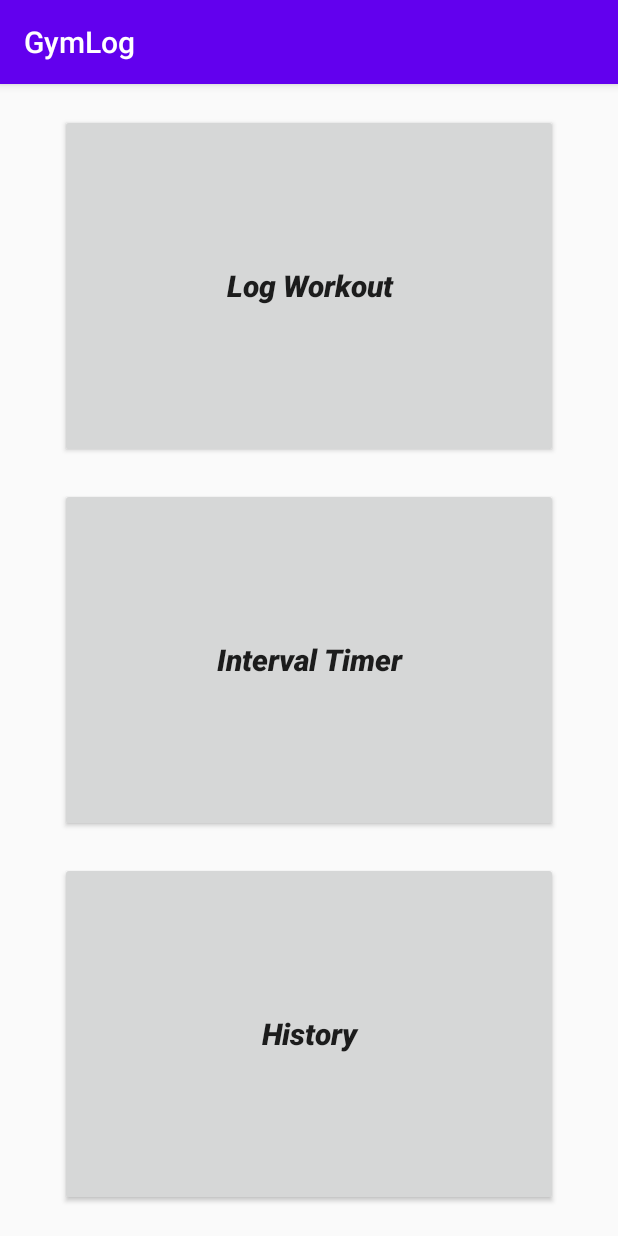
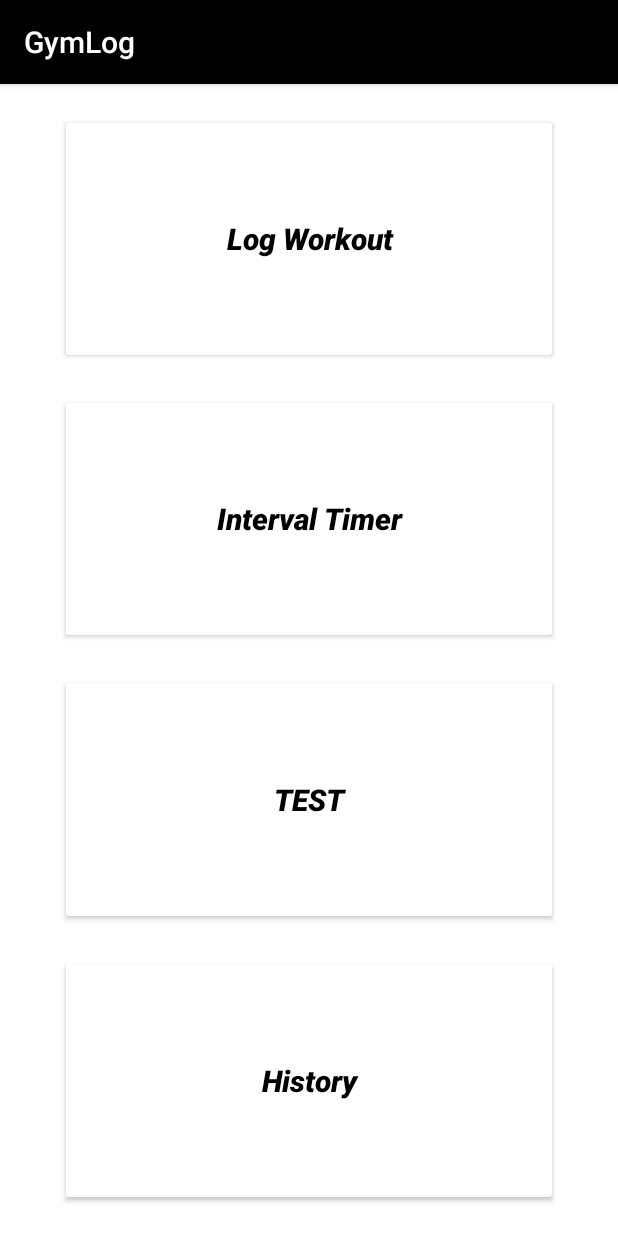
Before and after one commit to deepp2905/WorkoutTrackerApp, an Android app: the screen it shows after launch (MainActivity), on a phone screen of 412 x 824 dp. Run offline under Robolectric (Android 15) with nearby library versions, the phone set to English and light mode, and no system bars.

Commit message:
Added ButtonStyle & Test Button added

```diff
--- a/app/src/main/res/layout/activity_main.xml
+++ b/app/src/main/res/layout/activity_main.xml
@@ -10,53 +10,30 @@
         android:layout_width="match_parent"
         android:layout_height="match_parent"
         android:orientation="vertical"
+        android:background="@color/colorAccent"
         tools:layout_editor_absoluteX="1dp"
         tools:layout_editor_absoluteY="1dp"
         android:clipToPadding="false">
 
         <Button
             android:id="@+id/button1"
-            android:layout_width="match_parent"
-            android:layout_height="wrap_content"
-            android:layout_marginLeft="40dp"
-            android:layout_marginTop="20dp"
-            android:layout_marginRight="40dp"
-            android:layout_marginBottom="0dp"
-            android:layout_weight="1"
-            android:fontFamily="sans-serif-black"
-            android:text="Log Workout"
-            android:textAllCaps="false"
-            android:textSize="20sp"
-            android:textStyle="italic" />
+            style="@style/ButtonStyle"
+            android:text="Log Workout" />
 
         <Button
             android:id="@+id/button2"
-            android:layout_width="match_parent"
-            android:layout_height="wrap_content"
-            android:layout_marginLeft="40dp"
-            android:layout_marginTop="20dp"
-            android:layout_marginRight="40dp"
-            android:layout_marginBottom="0dp"
-            android:layout_weight="1"
-            android:fontFamily="sans-serif-black"
-            android:text="Interval Timer"
-            android:textAllCaps="false"
-            android:textSize="20sp"
-            android:textStyle="italic" />
+            style="@style/ButtonStyle"
+            android:text="Interval Timer">
+        </Button>
 
         <Button
+            style="@style/ButtonStyle"
+            android:text="TEST">
+        </Button>
+        <Button
             android:id="@+id/button3"
-            android:layout_width="match_parent"
-            android:layout_height="wrap_content"
-            android:layout_marginLeft="40dp"
-            android:layout_marginTop="20dp"
-            android:layout_marginRight="40dp"
+            style="@style/ButtonStyle"
             android:layout_marginBottom="20dp"
-            android:layout_weight="1"
-            android:fontFamily="sans-serif-black"
-            android:text="History"
-            android:textAllCaps="false"
-            android:textSize="20sp"
-            android:textStyle="italic" />
+            android:text="History" />
     </LinearLayout>
 </androidx.constraintlayout.widget.ConstraintLayout>
--- a/app/src/main/res/layout/activity_workout_log.xml
+++ b/app/src/main/res/layout/activity_workout_log.xml
@@ -16,7 +16,7 @@
         app:layout_constraintEnd_toEndOf="parent"
         app:layout_constraintStart_toStartOf="parent"
         app:layout_constraintTop_toTopOf="parent">
-
     </androidx.recyclerview.widget.RecyclerView>
 
+
 </androidx.constraintlayout.widget.ConstraintLayout>
--- a/app/src/main/res/values/colors.xml
+++ b/app/src/main/res/values/colors.xml
@@ -1,6 +1,6 @@
 <?xml version="1.0" encoding="utf-8"?>
 <resources>
-    <color name="colorPrimary">#6200EE</color>
-    <color name="colorPrimaryDark">#3700B3</color>
-    <color name="colorAccent">#03DAC5</color>
+    <color name="colorPrimary">#3A3A3A</color>
+    <color name="colorPrimaryDark">#000000</color>
+    <color name="colorAccent">#FFFFFF</color>
 </resources>
--- a/app/src/main/res/values/styles.xml
+++ b/app/src/main/res/values/styles.xml
@@ -3,9 +3,25 @@
     <!-- Base application theme. -->
     <style name="AppTheme" parent="Theme.AppCompat.Light.DarkActionBar">
         <!-- Customize your theme here. -->
-        <item name="colorPrimary">@color/colorPrimary</item>
-        <item name="colorPrimaryDark">@color/colorPrimaryDark</item>
-        <item name="colorAccent">@color/colorAccent</item>
+        <item name="colorPrimary">#000000</item>
+        <item name="colorPrimaryDark">#FFFFFF</item>
+        <item name="colorAccent">#142223</item>
     </style>
 
+    <style name="ButtonStyle">
+        <item name="backgroundTint">@color/colorAccent</item>
+        <item name="android:elevation">0dp</item>
+        <item name="android:textColor">@color/colorPrimaryDark</item>
+        <item name="android:layout_width">match_parent</item>
+        <item name="android:layout_height">wrap_content</item>
+        <item name="android:layout_marginLeft">40dp</item>
+        <item name="android:layout_marginTop">20dp</item>
+        <item name="android:layout_marginRight">40dp</item>
+        <item name="android:layout_marginBottom">0dp</item>
+        <item name="android:layout_weight">1</item>
+        <item name="android:fontFamily">sans-serif-black</item>
+        <item name="android:textAllCaps">false</item>
+        <item name="android:textSize">20sp</item>
+        <item name="android:textStyle">italic</item>
+    </style>
 </resources>
```
